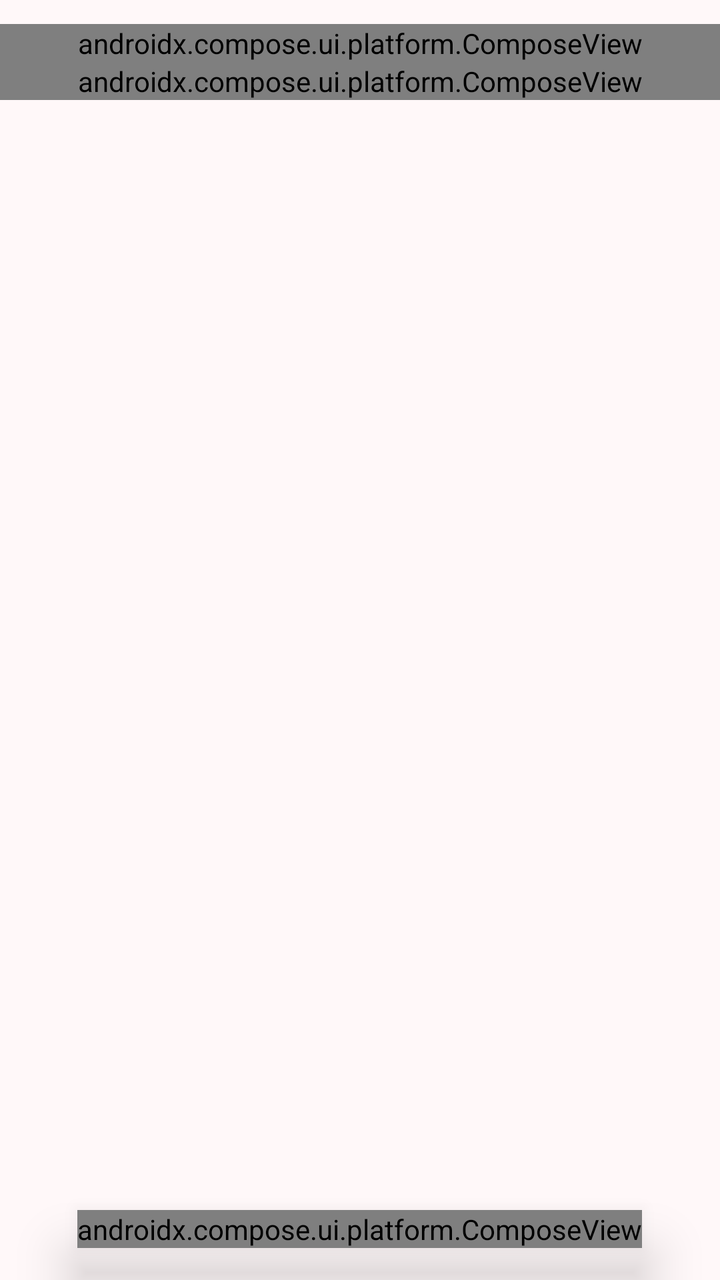
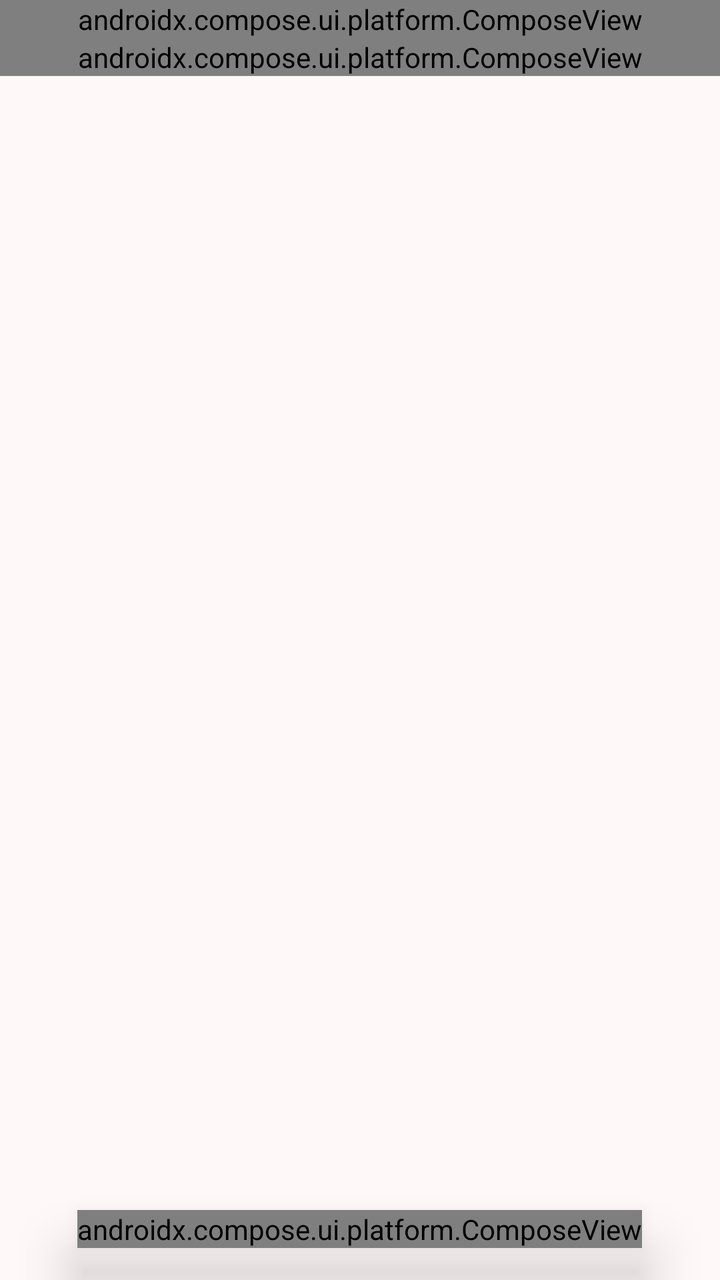

Two renders of the same Android screen: before a commit and after it. Below are the layout's source before the change and the commit's diff.
<!-- AndroidManifest.xml: application theme AppTheme -->
<!-- res/layout/activity_main.xml -->
<RelativeLayout
    xmlns:android="http://schemas.android.com/apk/res/android"
    xmlns:app="http://schemas.android.com/apk/res-auto"
    xmlns:tools="http://schemas.android.com/tools"
    android:layout_width="match_parent"
    android:layout_height="match_parent"
    android:id="@+id/main"
    tools:ignore="ContentDescription">

    
    <androidx.compose.ui.platform.ComposeView
        android:id="@+id/compose_address_bar"
        android:layout_width="match_parent"
        android:layout_height="wrap_content"
        android:layout_marginTop="12dp"
        android:layout_alignParentTop="true" />

    
    <androidx.compose.ui.platform.ComposeView
        android:id="@+id/main_progress_bar_compose"
        android:layout_width="match_parent"
        android:layout_height="wrap_content"
        android:layout_below="@id/compose_address_bar"/>

    
    <com.google.android.material.progressindicator.LinearProgressIndicator
        android:id="@+id/main_progress_bar"
        android:layout_width="match_parent"
        android:layout_height="wrap_content"
        android:layout_below="@id/main_progress_bar_compose"
        android:visibility="gone"
        app:indicatorColor="?attr/colorPrimary"
        app:trackColor="?attr/colorSurfaceVariant"
        app:trackThickness="4dp"/>

    
    <FrameLayout
        android:id="@+id/main_content"
        android:layout_width="match_parent"
        android:layout_height="match_parent"
        android:layout_below="@id/main_progress_bar_compose"/>

    
    <com.google.android.material.floatingactionbutton.FloatingActionButton
        android:id="@+id/fab_showAppBar"
        android:layout_alignParentTop="true"
        android:layout_alignParentStart="true"
        android:layout_marginStart="16dp"
        android:layout_marginTop="16dp"
        android:src="@drawable/icon_up"
        app:elevation="2dp"
        style="@style/Widget.Material3.Button.IconButton.Outlined"
        app:backgroundTint="?attr/colorSurfaceContainerHighest"
        app:borderWidth="0.5dp"
        android:layout_width="wrap_content"
        android:layout_height="wrap_content"
        android:layout_gravity="center"
        app:maxImageSize="20dp"
        app:fabCustomSize="42dp"
        android:visibility="gone"/>

    
    <com.google.android.material.card.MaterialCardView
        android:id="@+id/searchOnSiteLayout"
        android:visibility="gone"
        style="@style/Widget.Material3.CardView.Elevated"
        android:backgroundTint="?attr/colorSurfaceContainerHigh"
        app:cardElevation="4dp"
        app:strokeWidth="0dp"
        android:layout_width="match_parent"
        android:layout_height="72dp"
        android:layout_margin="12dp"
        android:layout_alignParentTop="true"
        app:cardCornerRadius="28dp"
        android:orientation="vertical">

        <RelativeLayout
            android:layout_width="match_parent"
            android:layout_height="match_parent">

            <Button
                android:id="@+id/searchOnSite_buttonClose"
                style="@style/Widget.Material3.Button.IconButton"
                android:layout_width="wrap_content"
                android:layout_height="wrap_content"
                android:layout_alignParentEnd="true"
                android:layout_centerInParent="true"
                android:layout_marginEnd="10dp"
                app:icon="@drawable/icon_close" />

            <com.google.android.material.textfield.TextInputLayout
                android:id="@+id/searchOnSite_textField"
                style="@style/Widget.Material3.TextInputLayout.OutlinedBox"
                android:layout_width="match_parent"
                android:layout_height="match_parent"
                android:layout_alignParentTop="true"
                android:layout_toStartOf="@+id/searchOnSite_buttonClose"
                android:paddingEnd="10dp"
                android:paddingStart="10dp"
                android:paddingBottom="5dp"
                android:paddingTop="5dp"
                android:hint="@string/menu_other_searchSite"
                app:boxCornerRadiusTopStart="24dp"
                app:boxCornerRadiusTopEnd="24dp"
                app:boxCornerRadiusBottomStart="24dp"
                app:boxCornerRadiusBottomEnd="24dp"
                app:boxStrokeWidth="0.8dp"
                app:boxStrokeWidthFocused="1.5dp"
                app:startIconDrawable="@drawable/icon_up"
                app:endIconDrawable="@drawable/icon_down"
                app:endIconMode="custom">

                <com.google.android.material.textfield.TextInputEditText
                    android:id="@+id/searchOnSite_input"
                    android:layout_width="match_parent"
                    android:layout_height="wrap_content"
                    android:inputType="text|textUri"
                    android:selectAllOnFocus="true"/>

            </com.google.android.material.textfield.TextInputLayout>

        </RelativeLayout>

    </com.google.android.material.card.MaterialCardView>

    
    <androidx.compose.ui.platform.ComposeView
        android:id="@+id/bottom_nav_compose"
        android:layout_width="wrap_content"
        android:layout_height="wrap_content"
        android:layout_alignParentBottom="true"
        android:layout_centerHorizontal="true"
        android:layout_marginBottom="16dp"
        android:elevation="16dp"/>
    
    <com.google.android.material.card.MaterialCardView
        android:id="@+id/fab_bubble"
        style="@style/Widget.Material3.CardView.Filled"
        android:layout_width="48dp"
        android:layout_height="48dp"
        android:layout_alignParentBottom="true"
        android:layout_alignParentEnd="true"
        android:layout_marginBottom="90dp"
        android:layout_marginEnd="16dp"
        android:visibility="gone"
        app:cardCornerRadius="24dp"
        app:cardElevation="16dp"
        app:strokeWidth="1dp"
        app:strokeColor="?attr/colorOutlineVariant"
        android:backgroundTint="?attr/colorSurfaceContainerHighest">

        <ImageView
            android:id="@+id/bubble_icon"
            android:layout_width="24dp"
            android:layout_height="24dp"
            android:layout_gravity="center"
            android:src="@drawable/icon_secure"
            app:tint="?attr/colorPrimary"
            tools:ignore="ContentDescription"/>

    </com.google.android.material.card.MaterialCardView>

</RelativeLayout>
<!-- resources referenced by this layout -->
<resources>
  <!-- drawable icon_down (drawable) -->
  <vector xmlns:android="http://schemas.android.com/apk/res/android"
      android:width="24dp"
      android:height="24dp"
      android:viewportWidth="960"
      android:viewportHeight="960"
      android:tint="?attr/colorControlNormal">
    <path
        android:fillColor="@android:color/white"
        android:pathData="M480,598Q472,598 465,595.5Q458,593 452,587L268,403Q257,392 257,375Q257,358 268,347Q279,336 296,336Q313,336 324,347L480,503L636,347Q647,336 664,336Q681,336 692,347Q703,358 703,375Q703,392 692,403L508,587Q502,593 495,595.5Q488,598 480,598Z"/>
  </vector>
  <!-- drawable icon_up (drawable) -->
  <vector xmlns:android="http://schemas.android.com/apk/res/android"
      android:width="24dp"
      android:height="24dp"
      android:viewportWidth="960"
      android:viewportHeight="960"
      android:tint="?attr/colorControlNormal">
    <path
        android:fillColor="@android:color/white"
        android:pathData="M480,431L324,587Q313,598 296,598Q279,598 268,587Q257,576 257,559Q257,542 268,531L452,347Q458,341 465,338.5Q472,336 480,336Q488,336 495,338.5Q502,341 508,347L692,531Q703,542 703,559Q703,576 692,587Q681,598 664,598Q647,598 636,587L480,431Z"/>
  </vector>
  <string name="menu_other_searchSite">Search on site</string>
  <color name="md_theme_primary">#B81D63</color>
  <color name="md_theme_onPrimary">#FFFFFF</color>
  <color name="md_theme_primaryContainer">#FFD9E2</color>
  <color name="md_theme_onPrimaryContainer">#3E001D</color>
  <color name="md_theme_secondary">#74565F</color>
  <color name="md_theme_onSecondary">#FFFFFF</color>
  <color name="md_theme_secondaryContainer">#FFD9E2</color>
  <color name="md_theme_onSecondaryContainer">#2B151C</color>
  <color name="md_theme_tertiary">#006874</color>
  <color name="md_theme_onTertiary">#FFFFFF</color>
  <color name="md_theme_tertiaryContainer">#9EEFFF</color>
  <color name="md_theme_onTertiaryContainer">#001F24</color>
  <color name="md_theme_error">#BA1A1A</color>
  <color name="md_theme_onError">#FFFFFF</color>
  <color name="md_theme_errorContainer">#FFDAD6</color>
  <color name="md_theme_onErrorContainer">#410002</color>
  <color name="md_theme_background">#FFF8F9</color>
  <color name="md_theme_onBackground">#201A1C</color>
  <color name="md_theme_surface">#FFF8F9</color>
  <color name="md_theme_onSurface">#201A1C</color>
  <color name="md_theme_surfaceVariant">#F2DDE1</color>
  <color name="md_theme_onSurfaceVariant">#514347</color>
  <color name="md_theme_outline">#837377</color>
  <color name="md_theme_outlineVariant">#D5C2C6</color>
  <color name="md_theme_inverseSurface">#362E31</color>
  <color name="md_theme_inverseOnSurface">#FAEEF0</color>
  <color name="md_theme_inversePrimary">#FFB1C8</color>
  <color name="md_theme_primaryFixed">#FFD9E2</color>
  <color name="md_theme_onPrimaryFixed">#3E001D</color>
  <color name="md_theme_primaryFixedDim">#FFB1C8</color>
  <color name="md_theme_onPrimaryFixedVariant">#8E0045</color>
  <color name="md_theme_secondaryFixed">#FFD9E2</color>
  <color name="md_theme_onSecondaryFixed">#2B151C</color>
  <color name="md_theme_secondaryFixedDim">#E3BDC6</color>
  <color name="md_theme_onSecondaryFixedVariant">#5B3F47</color>
  <color name="md_theme_tertiaryFixed">#9EEFFF</color>
  <color name="md_theme_onTertiaryFixed">#001F24</color>
  <color name="md_theme_tertiaryFixedDim">#80D4E4</color>
  <color name="md_theme_onTertiaryFixedVariant">#004F58</color>
  <color name="md_theme_surfaceDim">#E5D6D9</color>
  <color name="md_theme_surfaceBright">#FFF8F9</color>
  <color name="md_theme_surfaceContainerLowest">#FFFFFF</color>
  <color name="md_theme_surfaceContainerLow">#FDF1F3</color>
  <color name="md_theme_surfaceContainer">#FAEBEE</color>
  <color name="md_theme_surfaceContainerHigh">#F4E5E8</color>
  <color name="md_theme_surfaceContainerHighest">#EEE0E3</color>
  <!-- unchanged entries left out for length: 3 -->
</resources>

<!-- the commit's change to res/layout/activity_main.xml (unified diff, before → after) -->
@@ -12,7 +12,6 @@
         android:id="@+id/compose_address_bar"
         android:layout_width="match_parent"
         android:layout_height="wrap_content"
-        android:layout_marginTop="12dp"
         android:layout_alignParentTop="true" />
 
     
